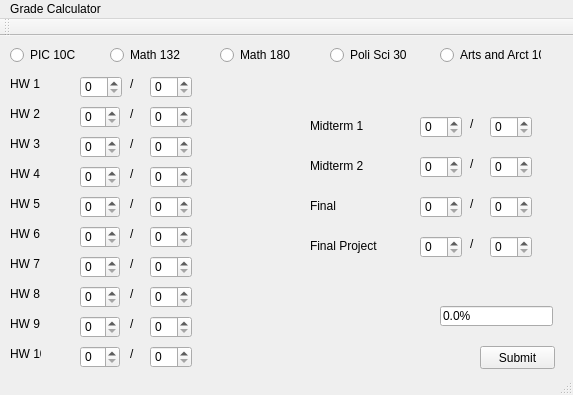
This is ProjectTwo/grade_calculator.ui in niniko1997/PIC-10C as Qt 5 draws it before an edit. The edited form follows.
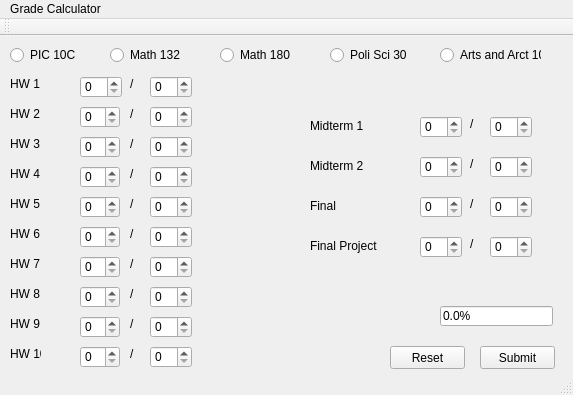
This is the edited form.

Commit message: updated UI with reset button

Patch:
```diff
--- a/ProjectTwo/grade_calculator.ui
+++ b/ProjectTwo/grade_calculator.ui
@@ -749,6 +749,19 @@
      <string>0.0%</string>
     </property>
    </widget>
+   <widget class="QPushButton" name="pushButton_2">
+    <property name="geometry">
+     <rect>
+      <x>390</x>
+      <y>310</y>
+      <width>75</width>
+      <height>23</height>
+     </rect>
+    </property>
+    <property name="text">
+     <string>Reset</string>
+    </property>
+   </widget>
   </widget>
   <widget class="QMenuBar" name="menuBar">
    <property name="geometry">
```
